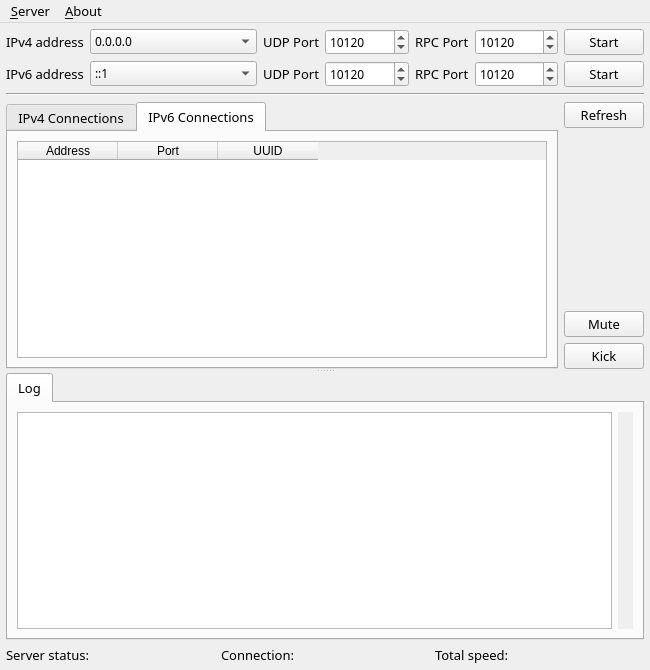
This is aqua-qt/qt-server/src/ui/ServerMainWindow.ui in aquawius/aqua as Qt 5 draws it before an edit. The edited form follows.
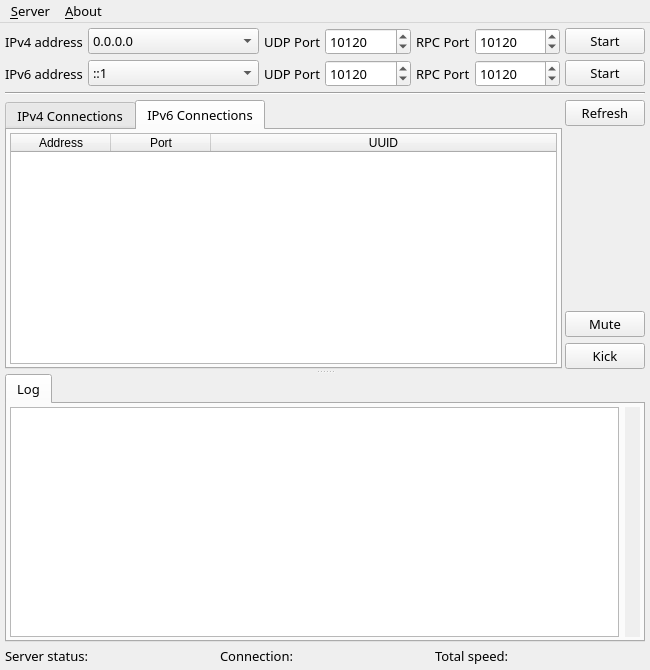
This is the edited form. The open tabs and pages were chosen to show the change. Custom widgets are drawn as their Qt base class.

Commit message: aqua_qt_server: change default style to `Fusion`.

Diff of the .ui file:
```diff
--- a/aqua-qt/qt-server/src/ui/ServerMainWindow.ui
+++ b/aqua-qt/qt-server/src/ui/ServerMainWindow.ui
@@ -40,19 +40,19 @@
   <widget class="QWidget" name="centralwidget">
    <layout class="QVBoxLayout" name="verticalLayout" stretch="0,0,0,0">
     <property name="spacing">
-     <number>6</number>
+     <number>5</number>
     </property>
     <property name="leftMargin">
-     <number>6</number>
+     <number>5</number>
     </property>
     <property name="topMargin">
-     <number>6</number>
+     <number>5</number>
     </property>
     <property name="rightMargin">
-     <number>6</number>
+     <number>5</number>
     </property>
     <property name="bottomMargin">
-     <number>6</number>
+     <number>5</number>
     </property>
     <item>
      <layout class="QGridLayout" name="gridLayout_IPAddrSelector" columnstretch="0,2,0,1,0,1,0">
@@ -61,7 +61,7 @@
         <property name="font">
          <font>
           <family>Microsoft YaHei</family>
-          <pointsize>9</pointsize>
+          <pointsize>10</pointsize>
          </font>
         </property>
         <item>
@@ -76,7 +76,7 @@
         <property name="font">
          <font>
           <family>Microsoft YaHei</family>
-          <pointsize>9</pointsize>
+          <pointsize>10</pointsize>
          </font>
         </property>
         <item>
@@ -101,7 +101,7 @@
         <property name="font">
          <font>
           <family>Microsoft YaHei</family>
-          <pointsize>9</pointsize>
+          <pointsize>10</pointsize>
          </font>
         </property>
         <property name="maximum">
@@ -175,7 +175,7 @@
         <property name="font">
          <font>
           <family>Microsoft YaHei</family>
-          <pointsize>9</pointsize>
+          <pointsize>10</pointsize>
          </font>
         </property>
         <property name="maximum">
@@ -215,7 +215,7 @@
         <property name="font">
          <font>
           <family>Microsoft YaHei</family>
-          <pointsize>9</pointsize>
+          <pointsize>10</pointsize>
          </font>
         </property>
         <property name="maximum">
@@ -231,7 +231,7 @@
         <property name="font">
          <font>
           <family>Microsoft YaHei</family>
-          <pointsize>9</pointsize>
+          <pointsize>10</pointsize>
          </font>
         </property>
         <property name="maximum">
@@ -256,16 +256,37 @@
       <property name="orientation">
        <enum>Qt::Orientation::Vertical</enum>
       </property>
+      <property name="handleWidth">
+       <number>5</number>
+      </property>
       <widget class="QWidget" name="layoutWidget_ConnectionManager">
        <layout class="QHBoxLayout" name="horizontalLayout_ConnectionManager">
+        <property name="spacing">
+         <number>3</number>
+        </property>
+        <property name="leftMargin">
+         <number>0</number>
+        </property>
         <item>
          <widget class="QTabWidget" name="tabConnectionManager">
+          <property name="tabPosition">
+           <enum>QTabWidget::TabPosition::North</enum>
+          </property>
           <property name="tabShape">
            <enum>QTabWidget::TabShape::Rounded</enum>
           </property>
           <property name="currentIndex">
            <number>0</number>
           </property>
+          <property name="documentMode">
+           <bool>false</bool>
+          </property>
+          <property name="tabsClosable">
+           <bool>false</bool>
+          </property>
+          <property name="tabBarAutoHide">
+           <bool>false</bool>
+          </property>
           <widget class="QWidget" name="tabIPv4Connections">
            <property name="sizePolicy">
             <sizepolicy hsizetype="Preferred" vsizetype="Preferred">
@@ -280,6 +301,21 @@
             <string>IPv4 Connections</string>
            </attribute>
            <layout class="QHBoxLayout" name="horizontalLayout_IPv4Connection">
+            <property name="spacing">
+             <number>6</number>
+            </property>
+            <property name="leftMargin">
+             <number>3</number>
+            </property>
+            <property name="topMargin">
+             <number>3</number>
+            </property>
+            <property name="rightMargin">
+             <number>3</number>
+            </property>
+            <property name="bottomMargin">
+             <number>3</number>
+            </property>
             <item>
              <widget class="QTableWidget" name="tableIPv4Connections">
               <property name="font">
@@ -295,7 +331,7 @@
                <set>QAbstractItemView::EditTrigger::NoEditTriggers</set>
               </property>
               <property name="dragEnabled">
-               <bool>true</bool>
+               <bool>false</bool>
               </property>
               <property name="alternatingRowColors">
                <bool>true</bool>
@@ -348,8 +384,44 @@
             <string>IPv6 Connections</string>
            </attribute>
            <layout class="QHBoxLayout" name="horizontalLayout_IPv6Connection">
+            <property name="leftMargin">
+             <number>3</number>
+            </property>
+            <property name="topMargin">
+             <number>3</number>
+            </property>
+            <property name="rightMargin">
+             <number>3</number>
+            </property>
+            <property name="bottomMargin">
+             <number>3</number>
+            </property>
             <item>
              <widget class="QTableWidget" name="tableIPv6Connections">
+              <property name="editTriggers">
+               <set>QAbstractItemView::EditTrigger::NoEditTriggers</set>
+              </property>
+              <property name="alternatingRowColors">
+               <bool>true</bool>
+              </property>
+              <property name="selectionBehavior">
+               <enum>QAbstractItemView::SelectionBehavior::SelectRows</enum>
+              </property>
+              <property name="sortingEnabled">
+               <bool>true</bool>
+              </property>
+              <attribute name="horizontalHeaderCascadingSectionResizes">
+               <bool>true</bool>
+              </attribute>
+              <attribute name="horizontalHeaderMinimumSectionSize">
+               <number>30</number>
+              </attribute>
+              <attribute name="horizontalHeaderStretchLastSection">
+               <bool>true</bool>
+              </attribute>
+              <attribute name="verticalHeaderCascadingSectionResizes">
+               <bool>true</bool>
+              </attribute>
               <column>
                <property name="text">
                 <string>Address</string>
@@ -373,6 +445,24 @@
         </item>
         <item>
          <layout class="QVBoxLayout" name="verticalLayout_OperationControl">
+          <property name="spacing">
+           <number>6</number>
+          </property>
+          <property name="sizeConstraint">
+           <enum>QLayout::SizeConstraint::SetDefaultConstraint</enum>
+          </property>
+          <property name="leftMargin">
+           <number>0</number>
+          </property>
+          <property name="topMargin">
+           <number>0</number>
+          </property>
+          <property name="rightMargin">
+           <number>0</number>
+          </property>
+          <property name="bottomMargin">
+           <number>0</number>
+          </property>
           <item>
            <widget class="QPushButton" name="pushButton_Refresh">
             <property name="text">
@@ -413,16 +503,40 @@
       </widget>
       <widget class="QWidget" name="layoutWidget_Logger">
        <layout class="QHBoxLayout" name="horizontalLayout_2">
+        <property name="leftMargin">
+         <number>0</number>
+        </property>
         <item>
          <widget class="QTabWidget" name="tabWidget_Logger">
+          <property name="contextMenuPolicy">
+           <enum>Qt::ContextMenuPolicy::DefaultContextMenu</enum>
+          </property>
           <property name="currentIndex">
            <number>0</number>
           </property>
+          <property name="documentMode">
+           <bool>false</bool>
+          </property>
+          <property name="tabBarAutoHide">
+           <bool>false</bool>
+          </property>
           <widget class="QWidget" name="tabLogger">
            <attribute name="title">
             <string>Log</string>
            </attribute>
            <layout class="QHBoxLayout" name="horizontalLayout">
+            <property name="leftMargin">
+             <number>3</number>
+            </property>
+            <property name="topMargin">
+             <number>3</number>
+            </property>
+            <property name="rightMargin">
+             <number>3</number>
+            </property>
+            <property name="bottomMargin">
+             <number>3</number>
+            </property>
             <item>
              <widget class="QTextBrowser" name="textBrowser">
               <property name="sizePolicy">
@@ -437,6 +551,15 @@
                 <pointsize>9</pointsize>
                </font>
               </property>
+              <property name="mouseTracking">
+               <bool>false</bool>
+              </property>
+              <property name="acceptDrops">
+               <bool>false</bool>
+              </property>
+              <property name="frameShadow">
+               <enum>QFrame::Shadow::Sunken</enum>
+              </property>
               <property name="overwriteMode">
                <bool>true</bool>
               </property>
```
The commit also changes 2 other files.
